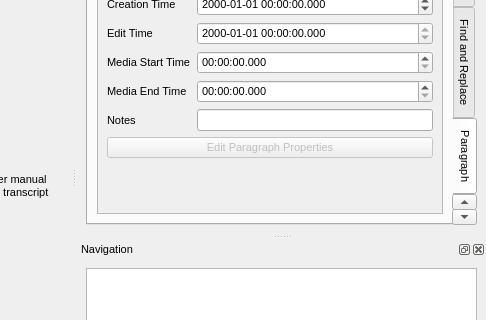
First picture: the form in plover_cat/plover_cat.ui, repository greenwyrt/plover2CAT, before the edit; both pictures show x 395 to 881 and y 121 to 441 of the 881 by 705 pixel window.
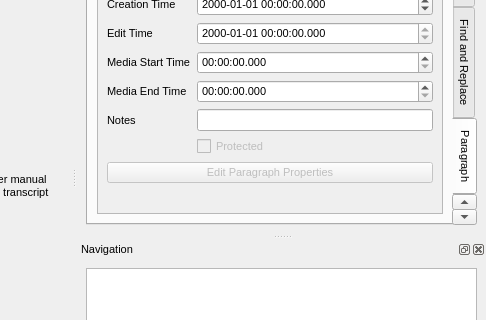
Second picture: the form after the edit. The open tabs and pages were chosen to show the change. Icons and pictures are not drawn.

Commit message: prep work for read-only

```diff
--- a/plover_cat/plover_cat.ui
+++ b/plover_cat/plover_cat.ui
@@ -2289,6 +2289,16 @@
                  </property>
                 </widget>
                </item>
+               <item row="6" column="1">
+                <widget class="QCheckBox" name="editorReadOnly">
+                 <property name="enabled">
+                  <bool>false</bool>
+                 </property>
+                 <property name="text">
+                  <string>Protected</string>
+                 </property>
+                </widget>
+               </item>
               </layout>
              </item>
              <item>
```
The commit also changes 1 other file.
